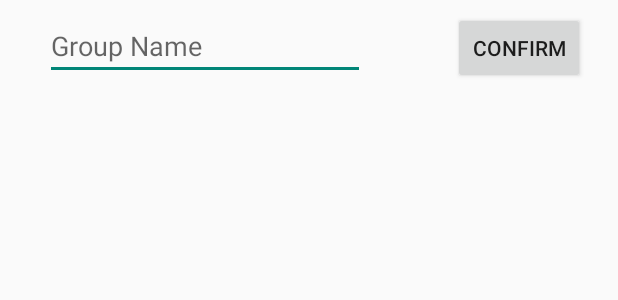
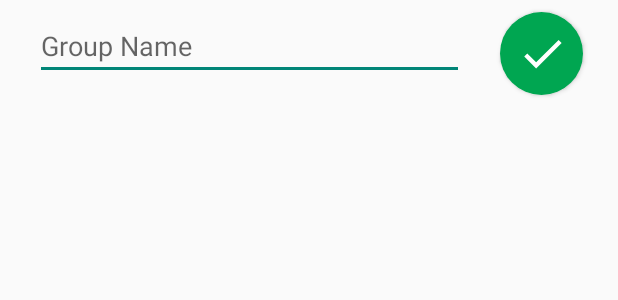
Before and after one commit to Hahlio/Cinder, an Android app: the layout activity_group_creation.xml on its own in the app's theme, with its tools: preview values and no code run, on a phone screen of 412 x 824 dp. Shown: the top 300 px of the screen. Run offline under Robolectric (Android 15) with nearby library versions, the phone set to English and light mode, and no system bars; Roboto replaces fonts that are not available here.

Commit message:
More ui changes

```diff
--- a/Cinder/app/src/main/res/layout/activity_group_creation.xml
+++ b/Cinder/app/src/main/res/layout/activity_group_creation.xml
@@ -8,10 +8,9 @@
 
     <EditText
         android:id="@+id/groupNameInput"
-        android:layout_width="wrap_content"
+        android:layout_width="286dp"
         android:layout_height="wrap_content"
-        android:layout_marginEnd="37dp"
-        android:layout_marginStart="16dp"
+        android:layout_marginStart="8dp"
         android:layout_marginTop="8dp"
         android:ems="10"
         android:hint="@string/groupName"
@@ -22,12 +21,18 @@
 
     <Button
         android:id="@+id/confirmButton"
-        android:layout_width="wrap_content"
-        android:layout_height="wrap_content"
-        android:layout_marginEnd="8dp"
+        android:layout_width="55dp"
+        android:layout_height="55dp"
+        android:layout_gravity="center"
         android:layout_marginStart="8dp"
         android:layout_marginTop="8dp"
-        android:text="@string/Comfirm"
+        android:layout_marginEnd="8dp"
+        android:background="@drawable/button"
+        android:drawableLeft="@drawable/ic_check_black_24dp"
+        android:drawablePadding="5dp"
+        android:paddingLeft="11dp"
+        android:paddingRight="11dp"
+        android:text=""
         app:layout_constraintEnd_toEndOf="parent"
         app:layout_constraintStart_toEndOf="@+id/groupNameInput"
         app:layout_constraintTop_toTopOf="parent" />
--- a/Cinder/app/src/main/res/layout/activity_match_making.xml
+++ b/Cinder/app/src/main/res/layout/activity_match_making.xml
@@ -66,7 +66,7 @@
         android:layout_width="55dp"
         android:layout_height="55dp"
         android:layout_gravity="center"
-        android:layout_marginStart="1dp"
+        android:layout_marginStart="8dp"
         android:layout_marginTop="8dp"
         android:layout_marginEnd="120dp"
         android:layout_marginBottom="8dp"
@@ -89,7 +89,7 @@
         android:layout_gravity="center"
         android:layout_marginStart="120dp"
         android:layout_marginTop="8dp"
-        android:layout_marginEnd="1dp"
+        android:layout_marginEnd="8dp"
         android:layout_marginBottom="8dp"
         android:background="@drawable/button"
         android:drawableLeft="@drawable/ic_check_black_24dp"
```
Also changed, not shown: Cinder/app/src/main/res/layout/activity_add_memebers_to_group.xml (+24 -12 lines).
